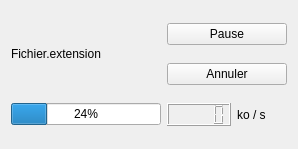
The window that eCopy/ft_widget.ui (TheLortex/eCopy) describes before a commit, drawn with Qt 5.
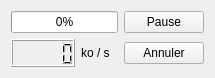
The same window after the commit.

```diff
--- a/eCopy/ft_widget.ui
+++ b/eCopy/ft_widget.ui
@@ -6,52 +6,48 @@
    <rect>
     <x>0</x>
     <y>0</y>
-    <width>298</width>
-    <height>149</height>
+    <width>215</width>
+    <height>78</height>
    </rect>
   </property>
   <property name="windowTitle">
    <string>Form</string>
   </property>
-  <layout class="QGridLayout" name="gridLayout">
-   <item row="0" column="0" rowspan="2" colspan="3">
-    <widget class="QLabel" name="nom_fichier">
-     <property name="text">
-      <string>Fichier.extension</string>
-     </property>
-    </widget>
-   </item>
-   <item row="2" column="0" colspan="3">
-    <widget class="QProgressBar" name="progression_transfert">
-     <property name="value">
-      <number>24</number>
-     </property>
-    </widget>
-   </item>
-   <item row="2" column="3">
-    <widget class="QLCDNumber" name="vitesse_dl"/>
-   </item>
-   <item row="2" column="4">
-    <widget class="QLabel" name="label_2">
-     <property name="text">
-      <string>ko / s</string>
-     </property>
-    </widget>
-   </item>
-   <item row="0" column="3" colspan="2">
+  <layout class="QGridLayout" name="gridLayout" rowstretch="5,0,0,0" columnstretch="1,1,1,0">
+   <item row="0" column="2" colspan="2">
     <widget class="QPushButton" name="pause_b">
      <property name="text">
       <string>Pause</string>
      </property>
     </widget>
    </item>
-   <item row="1" column="3" colspan="2">
+   <item row="0" column="0" colspan="2">
+    <widget class="QProgressBar" name="progression_transfert">
+     <property name="value">
+      <number>0</number>
+     </property>
+     <property name="format">
+      <string>%p%</string>
+     </property>
+    </widget>
+   </item>
+   <item row="1" column="2" rowspan="3" colspan="2">
     <widget class="QPushButton" name="annuler_b">
      <property name="text">
       <string>Annuler</string>
      </property>
     </widget>
    </item>
+   <item row="1" column="1" rowspan="3">
+    <widget class="QLabel" name="label_2">
+     <property name="text">
+      <string>ko / s</string>
+     </property>
+    </widget>
+   </item>
+   <item row="1" column="0" rowspan="3">
+    <widget class="QLCDNumber" name="vitesse_dl"/>
+   </item>
   </layout>
  </widget>
  <resources/>
```
